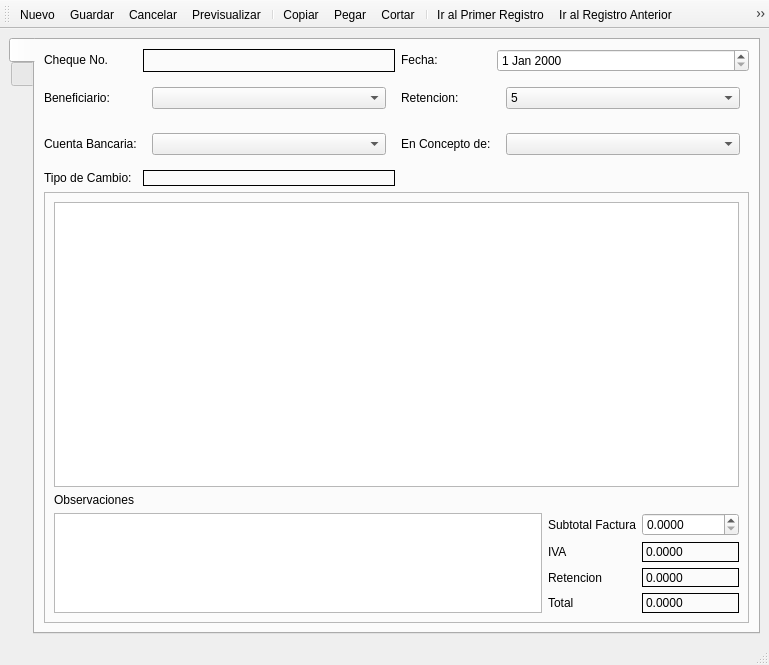
Before: the Qt Designer form src/ui/cheques.ui in armonge/EsquipulasPy, drawn with Qt 5.
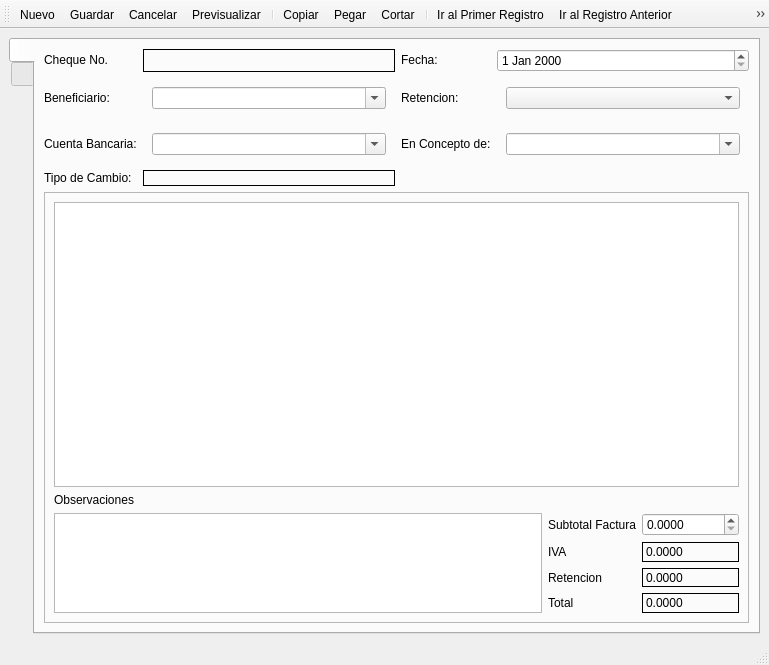
After: the same form once the commit is applied. The open tabs and pages were chosen to show the change. Icons and pictures are not drawn.

Commit message: Cheques terminados, aunque para compras, no para pagos de nomina

Diff of the .ui file:
```diff
--- a/src/ui/cheques.ui
+++ b/src/ui/cheques.ui
@@ -146,6 +146,9 @@
                   <verstretch>0</verstretch>
                  </sizepolicy>
                 </property>
+                <property name="editable">
+                 <bool>true</bool>
+                </property>
                </widget>
               </item>
              </layout>
@@ -206,6 +209,9 @@
                   <verstretch>0</verstretch>
                  </sizepolicy>
                 </property>
+                <property name="currentIndex">
+                 <number>-1</number>
+                </property>
                 <item>
                  <property name="text">
                   <string>5</string>
@@ -267,7 +273,11 @@
             <widget class="QWidget" name="page_4">
              <layout class="QHBoxLayout" name="horizontalLayout_3">
               <item>
-               <widget class="QComboBox" name="cbocuenta"/>
+               <widget class="QComboBox" name="cbocuenta">
+                <property name="editable">
+                 <bool>true</bool>
+                </property>
+               </widget>
               </item>
              </layout>
             </widget>
@@ -320,7 +330,11 @@
             <widget class="QWidget" name="page_6">
              <layout class="QHBoxLayout" name="horizontalLayout_2">
               <item>
-               <widget class="QComboBox" name="cboconcepto"/>
+               <widget class="QComboBox" name="cboconcepto">
+                <property name="editable">
+                 <bool>true</bool>
+                </property>
+               </widget>
               </item>
              </layout>
             </widget>
```
Left out of the diff: 34 changed lines with no effect on the pictures. The commit also changes 4 other files.
